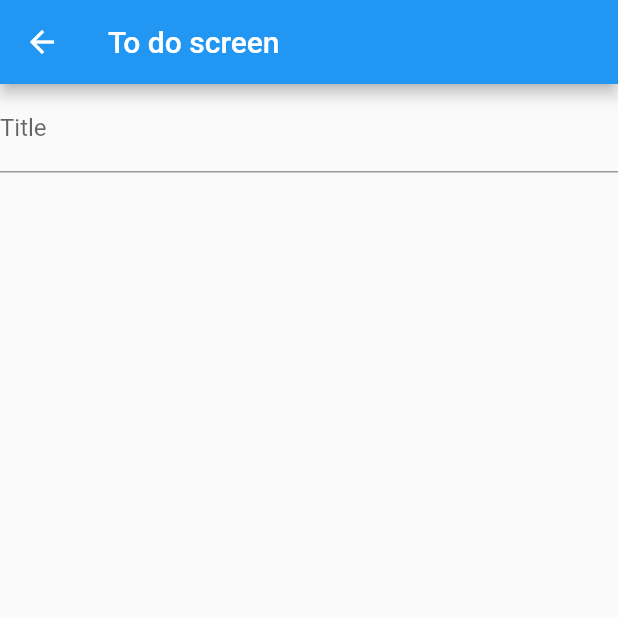
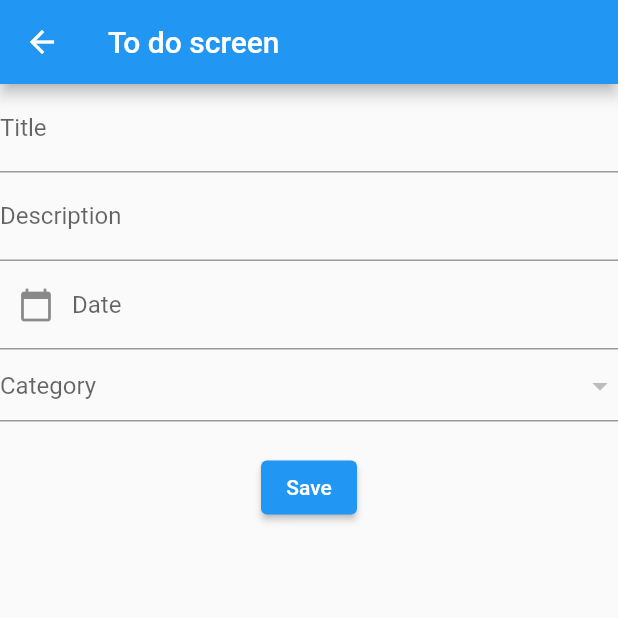
Before and after one commit to TNQT14/Todo-List, a Flutter app: the TodoScreen screen opened directly, on a phone screen of 412 x 824 dp, the top half of it. Run offline on Flutter 3.47's test engine with Material 2 defaults, Android fonts, the phone set to English and light mode, and no system bars; our stand-ins replace sqflite; accounts and stored records are empty; network calls fail.

Commit message:
Toto Screen
UI

```diff
--- a/lib/screen/todo_screen.dart
+++ b/lib/screen/todo_screen.dart
@@ -8,9 +8,14 @@ class TodoScreen extends StatefulWidget {
 }
 
 class _TodoScreenState extends State<TodoScreen> {
+  var _selectValue;
+  var _categories;
+
   @override
   Widget build(BuildContext context) {
-    var todoTitleController;
+    var todoTitleController =TextEditingController();
+    var todoDescriptionController = TextEditingController();
+    var todoDateController = TextEditingController();
 
     return Scaffold(
       appBar: AppBar(
@@ -22,9 +27,48 @@ class _TodoScreenState extends State<TodoScreen> {
             controller: todoTitleController,
             decoration: InputDecoration(
               labelText: 'Title',
-              hintText: 'Write todo title',
+              hintText: 'Write Todo Title',
             ),
-          )
+          ),
+          TextField(
+            controller: todoDescriptionController,
+            decoration: InputDecoration(
+              labelText: 'Description',
+              hintText: 'Write Todo Description',
+            ),
+          ),
+          TextField(
+            controller: todoDateController,
+            decoration: InputDecoration(
+              labelText: 'Date',
+              hintText: 'Pick a Date',
+              prefixIcon: InkWell(
+                onTap: (){},
+                child: Icon(Icons.calendar_today),
+              )
+            ),
+          ),
+          DropdownButtonFormField(
+            value: _selectValue,
+            items: _categories,
+            hint: Text('Category'),
+            onChanged: (value){
+              setState(() {
+                _selectValue = value;
+              });
+            },
+          ),
+          SizedBox(
+            height: 20,
+          ),
+          ElevatedButton(
+              onPressed: (){},
+              style: ButtonStyle(
+                backgroundColor: MaterialStateProperty.all<Color>(Colors.blue), // Màu nền khi nút không được nhấn
+                foregroundColor: MaterialStateProperty.all<Color>(Colors.white), // Màu chữ khi nút không được nhấn
+                overlayColor: MaterialStateProperty.all<Color>(Colors.blueAccent), // Màu nền khi nút được nhấn
+              ),
+              child: Text('Save', style: TextStyle(color: Colors.white)))
         ],
       ),
     );
```
